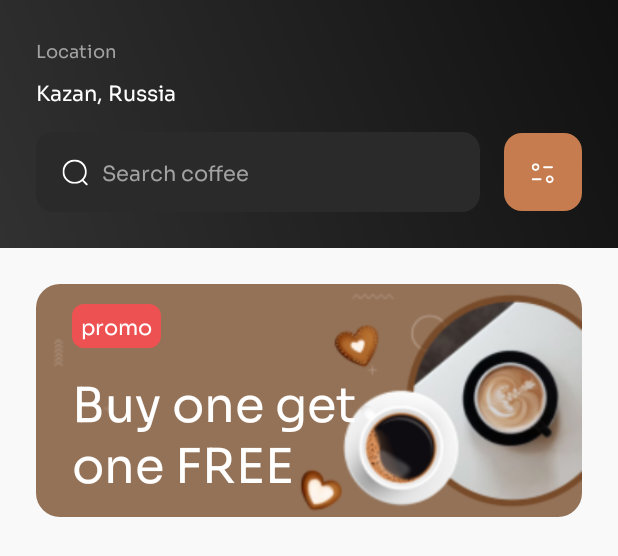
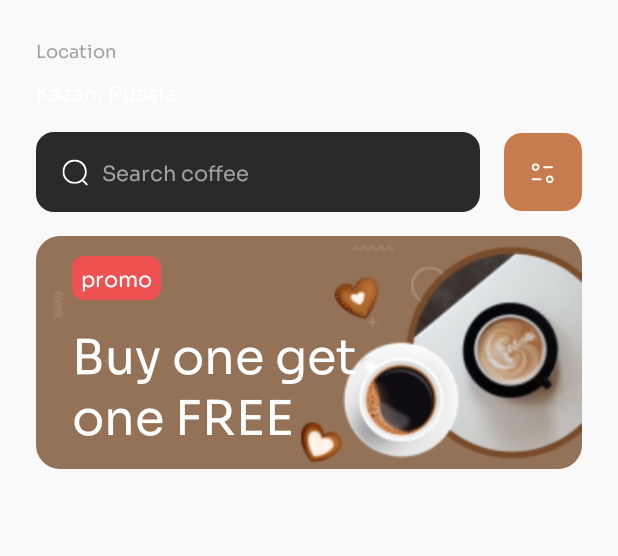
Before and after one commit to T-e-i-l-s/CoffeeShop, an Android app: the layout home_screen.xml on its own in the app's theme, with its tools: preview values and no code run, on a phone screen of 412 x 824 dp. Shown: the top 556 px of the screen. Run offline under Robolectric (Android 15) with nearby library versions, the phone set to English and light mode, and no system bars.

Commit message:
New Home Screen Header UI

```diff
--- a/app/src/main/res/layout/home_screen.xml
+++ b/app/src/main/res/layout/home_screen.xml
@@ -1,18 +1,23 @@
 <?xml version="1.0" encoding="utf-8"?>
-<LinearLayout xmlns:android="http://schemas.android.com/apk/res/android"
+<RelativeLayout xmlns:android="http://schemas.android.com/apk/res/android"
     android:layout_width="match_parent"
     android:layout_height="match_parent"
     android:background="@color/background"
     android:orientation="vertical">
 
-    <LinearLayout
+    <RelativeLayout
         android:id="@+id/home_header"
         android:layout_width="match_parent"
-        android:layout_height="wrap_content"
-        android:background="@drawable/home_header_background"
+        android:layout_height="0dp"
+        android:background="@drawable/home_header_background"/>
+
+    <LinearLayout
+        android:id="@+id/home_container"
+        android:layout_width="match_parent"
+        android:layout_height="match_parent"
         android:orientation="vertical"
-        android:padding="24dp">
-
+        android:paddingHorizontal="24dp"
+        android:paddingTop="24dp">
         <TextView
             android:layout_width="wrap_content"
             android:layout_height="wrap_content"
@@ -42,16 +47,13 @@
             layout="@layout/home_screen_search_bar"
             android:layout_width="match_parent"
             android:layout_height="wrap_content" />
-    </LinearLayout>
 
-    <LinearLayout
-        android:layout_width="match_parent"
-        android:layout_height="wrap_content"
-        android:orientation="vertical"
-        android:paddingHorizontal="24dp"
-        android:paddingTop="24dp">
+        <Space
+            android:layout_width="match_parent"
+            android:layout_height="16dp" />
 
         <include
+            android:id="@+id/home_promo_banner"
             layout="@layout/promo_banner"
             android:layout_width="match_parent"
             android:layout_height="wrap_content" />
@@ -63,4 +65,4 @@
             android:scrollbars="none"
             android:layout_gravity="center_horizontal"/>
     </LinearLayout>
-</LinearLayout>
+</RelativeLayout>
--- a/app/src/main/res/values/strings.xml
+++ b/app/src/main/res/values/strings.xml
@@ -1,5 +1,5 @@
 <resources>
-    <string name="app_name">CoffeeShop</string>
+    <string name="app_name">Coffee Shop</string>
 
     <!--  Onboarding  -->
     <string name="onboarding_title">Fall in Love with Coffee in Blissful Delight!</string>
```
Also changed, not shown: app/src/main/java/com/mustafin/coffee/ui/screens/home/HomeScreenFragment.java (+19 -2 lines).
